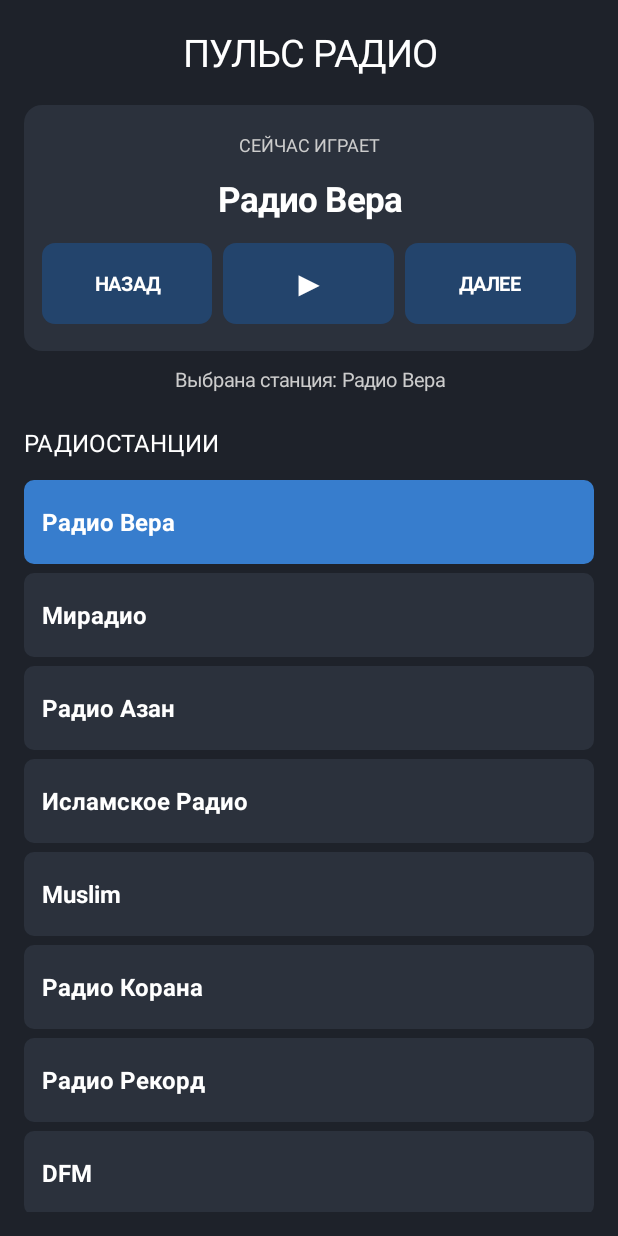
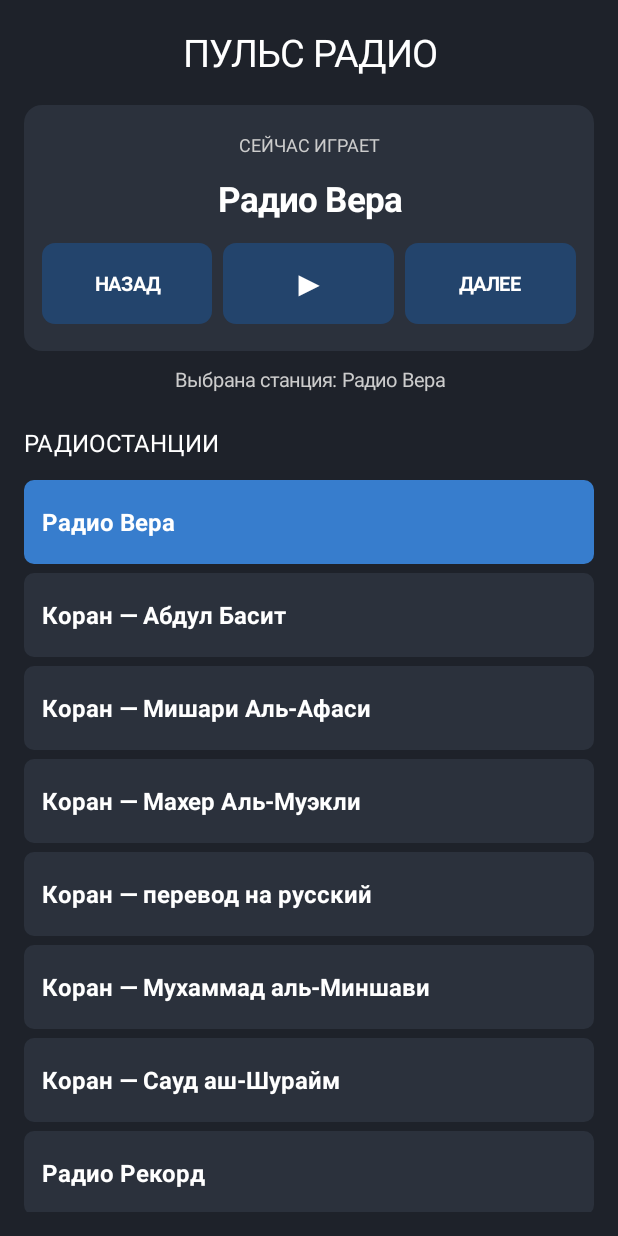
Before and after one commit to diriabas/puls-radio, an Android app: the screen it shows after launch (MainActivity), after a tap on "Радио Вера", on a phone screen of 412 x 824 dp. Run offline under Robolectric (Android 15) with nearby library versions, the phone set to English and light mode, and no system bars; 3 other taps on this screen came first.

Commit message:
Update MainActivity.kt

```diff
--- a/app/src/main/java/com/pulsradio/app/MainActivity.kt
+++ b/app/src/main/java/com/pulsradio/app/MainActivity.kt
@@ -6,10 +6,7 @@ import android.os.Bundle
 import android.graphics.Color
 import android.graphics.Typeface
 import android.graphics.drawable.GradientDrawable
-import android.content.Intent
-import android.net.Uri
 import android.view.Gravity
-import android.view.View
 import android.widget.LinearLayout
 import android.widget.ScrollView
 import android.widget.TextView
@@ -26,11 +23,12 @@ class MainActivity : Activity() {
     private val stations = listOf(
         "Европа Плюс",
         "Радио Вера",
-        "Мирадио",
-        "Радио Азан",
-        "Исламское Радио",
-        "Muslim",
-        "Радио Корана",
+        "Коран — Абдул Басит",
+        "Коран — Мишари Аль-Афаси",
+        "Коран — Махер Аль-Муэкли",
+        "Коран — перевод на русский",
+        "Коран — Мухаммад аль-Миншави",
+        "Коран — Сауд аш-Шурайм",
         "Радио Рекорд",
         "DFM",
         "Радио ENERGY",
@@ -63,15 +61,25 @@ class MainActivity : Activity() {
             "https://hls-01-regions.emgsound.ru/11_msk/96/playlist.m3u8",
 
         "Радио Вера" to
-            "https://radiovera.hostingradio.ru:8007/radiovera_128"
-    )
+            "https://radiovera.hostingradio.ru:8007/radiovera_128",
 
-    private val websiteUrls = mapOf(
-        "Мирадио" to "https://miradio.ru",
-        "Радио Азан" to "https://azan.fm",
-        "Исламское Радио" to "https://101.ru/radio/user/756167",
-        "Muslim" to "https://101.ru/radio/user/876627",
-        "Радио Корана" to "https://quranradio.cc/ru/"
+        "Коран — Абдул Басит" to
+            "https://backup.qurango.net/radio/abdulbasit_abdulsamad",
+
+        "Коран — Мишари Аль-Афаси" to
+            "https://backup.qurango.net/radio/mishary_alafasi",
+
+        "Коран — Махер Аль-Муэкли" to
+            "https://backup.qurango.net/radio/maher",
+
+        "Коран — перевод на русский" to
+            "https://backup.qurango.net/radio/translation_quran_Russia",
+
+        "Коран — Мухаммад аль-Миншави" to
+            "https://radio.mp3islam.com/listen/minshawi/radio.mp3",
+
+        "Коран — Сауд аш-Шурайм" to
+            "https://radio.mp3islam.com/listen/alshuraim/radio.mp3"
     )
 
     private var selectedStation = 0
@@ -82,7 +90,6 @@ class MainActivity : Activity() {
     private lateinit var stationList: LinearLayout
     private lateinit var statusText: TextView
     private lateinit var scrollView: ScrollView
-    private lateinit var websiteButton: TextView
 
     private val backgroundColor = Color.rgb(30, 34, 42)
     private val panelColor = Color.rgb(43, 49, 60)
@@ -232,24 +239,6 @@ class MainActivity : Activity() {
 
         root.addView(statusText)
 
-        websiteButton = createControl("СЛУШАТЬ НА САЙТЕ").apply {
-            textSize = 14f
-            visibility = View.GONE
-            setOnClickListener {
-                openSelectedWebsite()
-            }
-        }
-
-        root.addView(
-            websiteButton,
-            LinearLayout.LayoutParams(
-                LinearLayout.LayoutParams.MATCH_PARENT,
-                dp(48)
-            ).apply {
-                bottomMargin = dp(8)
-            }
-        )
-
         val listTitle = TextView(this).apply {
             text = "РАДИОСТАНЦИИ"
             textSize = 16f
@@ -309,21 +298,14 @@ class MainActivity : Activity() {
 
         updatePlayerTitle()
         updateStationList()
-        updateWebsiteButton()
     }
 
     private fun togglePlayback() {
         val station = stations[selectedStation]
-
-        if (websiteUrls.containsKey(station)) {
-            showStatus("Нажмите кнопку «Слушать на сайте»")
-            return
-        }
-
         val currentUrl = stationUrls[station]
 
         if (currentUrl == null) {
-            showStatus("Эта станция пока не подключена")
+            showStatus("Прямой поток пока не подключён")
             return
         }
 
@@ -358,32 +340,6 @@ class MainActivity : Activity() {
         }
     }
 
-    private fun openSelectedWebsite() {
-        val station = stations[selectedStation]
-        val url = websiteUrls[station] ?: return
-
-        try {
-            val intent = Intent(
-                Intent.ACTION_VIEW,
-                Uri.parse(url)
-            )
-
-            startActivity(intent)
-            showStatus("Открываем: $station")
-
-        } catch (error: Throwable) {
-            showStatus("Не удалось открыть сайт")
-
-            Toast.makeText(
-                this,
-                "Не удалось открыть браузер",
-                Toast.LENGTH_LONG
-            ).show()
-
-            Log.e("PulsRadio", "Ошибка открытия сайта", error)
-        }
-    }
-
     private fun selectStation(index: Int) {
         selectedStation = index
 
@@ -397,7 +353,6 @@ class MainActivity : Activity() {
         updatePlayerTitle()
         updateStationList()
         updatePlayButton()
-        updateWebsiteButton()
 
         showStatus("Выбрана станция: ${stations[index]}")
 
@@ -406,29 +361,6 @@ class MainActivity : Activity() {
                 0,
                 stationList.getChildAt(index).top
             )
-        }
-    }
-
-    private fun updateWebsiteButton() {
-        if (::websiteButton.isInitialized) {
-            val station = stations[selectedStation]
-
-            websiteButton.visibility =
-                if (websiteUrls.containsKey(station)) {
-                    View.VISIBLE
-                } else {
-                    View.GONE
-                }
-
-            websiteButton.text =
-                when (station) {
-                    "Мирадио" -> "МИРАДИО — СЛУШАТЬ НА САЙТЕ"
-                    "Радио Азан" -> "РАДИО АЗАН — СЛУШАТЬ"
-                    "Исламское Радио" -> "ИСЛАМСКОЕ РАДИО — СЛУШАТЬ"
-                    "Muslim" -> "MUSLIM — СЛУШАТЬ"
-                    "Радио Корана" -> "КОРАН — СЛУШАТЬ ЭФИР"
-                    else -> "СЛУШАТЬ НА САЙТЕ"
-                }
         }
     }
 
```
